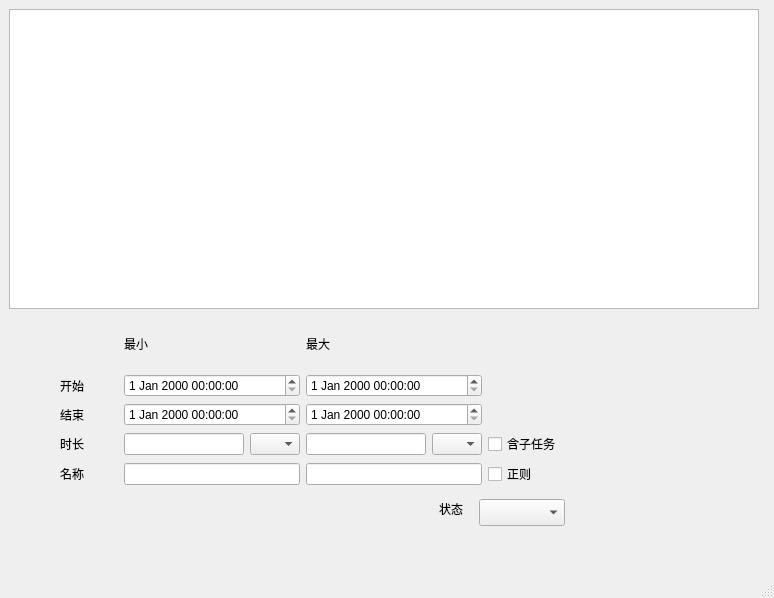
The window that Qt_GUI/layout.ui (XuHg-zjcn/time-manager) describes before a commit, drawn with Qt 5.
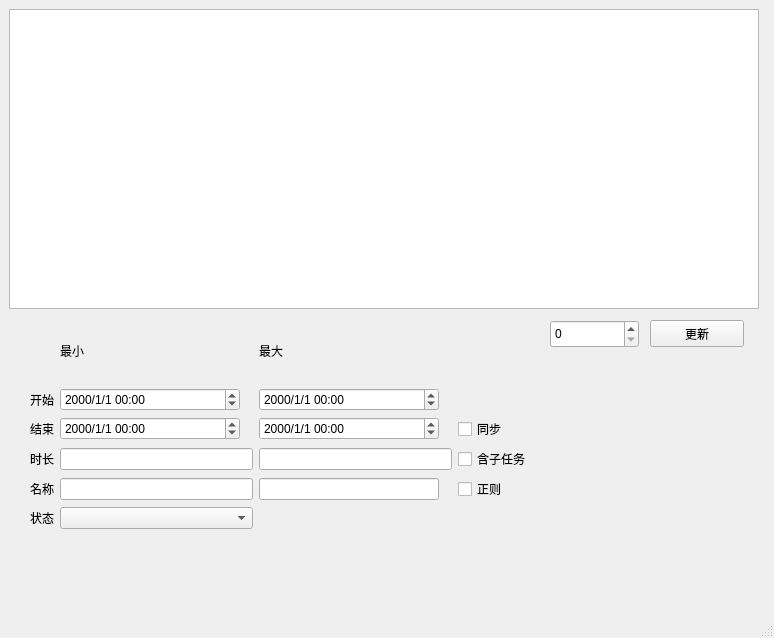
The same window after the commit. Custom widgets are drawn as their Qt base class.

```diff
--- a/Qt_GUI/layout.ui
+++ b/Qt_GUI/layout.ui
@@ -7,23 +7,13 @@
     <x>0</x>
     <y>0</y>
     <width>774</width>
-    <height>598</height>
+    <height>638</height>
    </rect>
   </property>
   <property name="windowTitle">
    <string>MainWindow</string>
   </property>
   <widget class="QWidget" name="centralwidget">
-   <widget class="QComboBox" name="comboBox_3">
-    <property name="geometry">
-     <rect>
-      <x>479</x>
-      <y>499</y>
-      <width>86</width>
-      <height>27</height>
-     </rect>
-    </property>
-   </widget>
    <widget class="PlotWidget" name="PlotView">
     <property name="geometry">
      <rect>
@@ -46,43 +36,42 @@
      </size>
     </property>
    </widget>
-   <widget class="QLabel" name="label_7">
+   <widget class="QPushButton" name="update_view">
     <property name="geometry">
      <rect>
-      <x>439</x>
-      <y>499</y>
-      <width>31</width>
-      <height>19</height>
+      <x>650</x>
+      <y>320</y>
+      <width>94</width>
+      <height>27</height>
      </rect>
     </property>
     <property name="text">
-     <string>状态</string>
+     <string>更新</string>
     </property>
    </widget>
-   <widget class="QWidget" name="layoutWidget">
+   <widget class="QSpinBox" name="year">
     <property name="geometry">
      <rect>
-      <x>60</x>
+      <x>550</x>
+      <y>320</y>
+      <width>89</width>
+      <height>28</height>
+     </rect>
+    </property>
+    <property name="maximum">
+     <number>9999</number>
+    </property>
+   </widget>
+   <widget class="QWidget" name="">
+    <property name="geometry">
+     <rect>
+      <x>30</x>
       <y>320</y>
       <width>501</width>
-      <height>166</height>
+      <height>209</height>
      </rect>
     </property>
-    <layout class="QGridLayout" name="gridLayout_2">
-     <item row="0" column="1" colspan="2">
-      <widget class="QLabel" name="label_4">
-       <property name="text">
-        <string>最小</string>
-       </property>
-      </widget>
-     </item>
-     <item row="0" column="3" colspan="2">
-      <widget class="QLabel" name="label_5">
-       <property name="text">
-        <string>最大</string>
-       </property>
-      </widget>
-     </item>
+    <layout class="QGridLayout" name="gridLayout">
      <item row="1" column="0">
       <widget class="QLabel" name="label_2">
        <property name="text">
@@ -90,23 +79,67 @@
        </property>
       </widget>
      </item>
-     <item row="1" column="1" colspan="2">
-      <widget class="QDateTimeEdit" name="dateTimeEdit_3">
+     <item row="4" column="3">
+      <widget class="QCheckBox" name="is_use_re">
+       <property name="text">
+        <string>正则</string>
+       </property>
+      </widget>
+     </item>
+     <item row="1" column="1">
+      <widget class="QDateTimeEdit" name="min_sta">
        <property name="maximumSize">
         <size>
          <width>180</width>
          <height>16777215</height>
         </size>
        </property>
+       <property name="displayFormat">
+        <string>yyyy/M/d hh:mm</string>
+       </property>
       </widget>
      </item>
-     <item row="1" column="3" colspan="2">
-      <widget class="QDateTimeEdit" name="dateTimeEdit_4">
+     <item row="5" column="0">
+      <widget class="QLabel" name="label_7">
+       <property name="text">
+        <string>状态</string>
+       </property>
+      </widget>
+     </item>
+     <item row="3" column="1">
+      <widget class="QLineEdit" name="min_time">
        <property name="maximumSize">
         <size>
+         <width>200</width>
+         <height>16777215</height>
+        </size>
+       </property>
+      </widget>
+     </item>
+     <item row="1" column="2">
+      <widget class="QDateTimeEdit" name="max_sta">
+       <property name="maximumSize">
+        <size>
          <width>180</width>
          <height>16777215</height>
         </size>
+       </property>
+       <property name="displayFormat">
+        <string>yyyy/M/d hh:mm</string>
+       </property>
+      </widget>
+     </item>
+     <item row="0" column="2">
+      <widget class="QLabel" name="label_5">
+       <property name="text">
+        <string>最大</string>
+       </property>
+      </widget>
+     </item>
+     <item row="3" column="3">
+      <widget class="QCheckBox" name="is_include_sub">
+       <property name="text">
+        <string>含子任务</string>
        </property>
       </widget>
      </item>
@@ -117,77 +150,43 @@
        </property>
       </widget>
      </item>
-     <item row="2" column="1" colspan="2">
-      <widget class="QDateTimeEdit" name="dateTimeEdit">
-       <property name="maximumSize">
-        <size>
-         <width>180</width>
-         <height>16777215</height>
-        </size>
-       </property>
-      </widget>
-     </item>
-     <item row="2" column="3" colspan="2">
-      <widget class="QDateTimeEdit" name="dateTimeEdit_2">
-       <property name="maximumSize">
-        <size>
-         <width>180</width>
-         <height>16777215</height>
-        </size>
-       </property>
-      </widget>
-     </item>
-     <item row="3" column="0">
-      <widget class="QLabel" name="label_6">
-       <property name="text">
-        <string>时长</string>
-       </property>
-      </widget>
-     </item>
-     <item row="3" column="1">
-      <widget class="QLineEdit" name="lineEdit_3">
-       <property name="maximumSize">
-        <size>
-         <width>120</width>
-         <height>16777215</height>
-        </size>
-       </property>
-      </widget>
-     </item>
      <item row="3" column="2">
-      <widget class="QComboBox" name="comboBox_2">
+      <widget class="QLineEdit" name="max_time">
        <property name="maximumSize">
         <size>
-         <width>50</width>
+         <width>200</width>
          <height>16777215</height>
         </size>
        </property>
       </widget>
      </item>
-     <item row="3" column="3">
-      <widget class="QLineEdit" name="lineEdit_4">
+     <item row="4" column="2">
+      <widget class="QLineEdit" name="name2">
        <property name="maximumSize">
         <size>
-         <width>120</width>
+         <width>180</width>
          <height>16777215</height>
         </size>
        </property>
       </widget>
      </item>
-     <item row="3" column="4">
-      <widget class="QComboBox" name="comboBox">
-       <property name="maximumSize">
-        <size>
-         <width>50</width>
-         <height>16777215</height>
-        </size>
-       </property>
-      </widget>
-     </item>
-     <item row="3" column="5">
-      <widget class="QCheckBox" name="checkBox_2">
+     <item row="2" column="3">
+      <widget class="QCheckBox" name="sync_start_end">
        <property name="text">
-        <string>含子任务</string>
+        <string>同步</string>
+       </property>
+      </widget>
+     </item>
+     <item row="2" column="1">
+      <widget class="QDateTimeEdit" name="min_end">
+       <property name="maximumSize">
+        <size>
+         <width>180</width>
+         <height>16777215</height>
+        </size>
+       </property>
+       <property name="displayFormat">
+        <string>yyyy/M/d hh:mm</string>
        </property>
       </widget>
      </item>
@@ -198,23 +197,36 @@
        </property>
       </widget>
      </item>
-     <item row="4" column="1" colspan="2">
-      <widget class="QLineEdit" name="lineEdit"/>
+     <item row="3" column="0">
+      <widget class="QLabel" name="label_6">
+       <property name="text">
+        <string>时长</string>
+       </property>
+      </widget>
      </item>
-     <item row="4" column="3" colspan="2">
-      <widget class="QLineEdit" name="lineEdit_2">
+     <item row="4" column="1">
+      <widget class="QLineEdit" name="name1"/>
+     </item>
+     <item row="0" column="1">
+      <widget class="QLabel" name="label_4">
+       <property name="text">
+        <string>最小</string>
+       </property>
+      </widget>
+     </item>
+     <item row="5" column="1">
+      <widget class="QComboBox" name="comboBox_3"/>
+     </item>
+     <item row="2" column="2">
+      <widget class="QDateTimeEdit" name="max_end">
        <property name="maximumSize">
         <size>
          <width>180</width>
          <height>16777215</height>
         </size>
        </property>
-      </widget>
-     </item>
-     <item row="4" column="5">
-      <widget class="QCheckBox" name="checkBox">
-       <property name="text">
-        <string>正则</string>
+       <property name="displayFormat">
+        <string>yyyy/M/d hh:mm</string>
        </property>
       </widget>
      </item>
```
